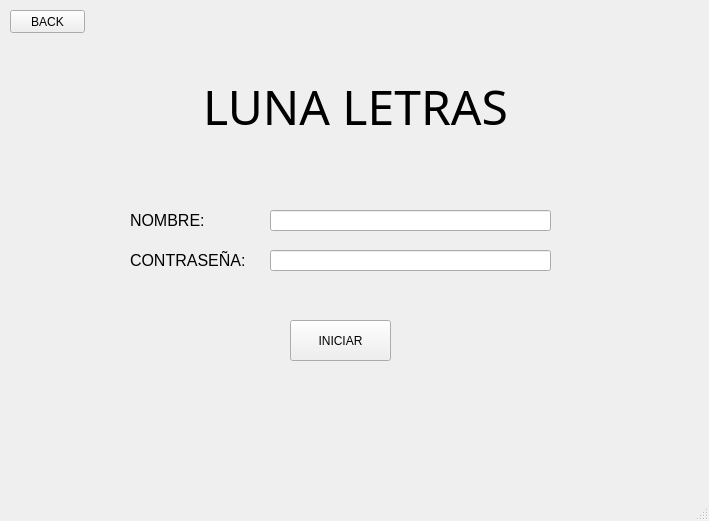
First picture: the form in BIBLIOTECA_PROY/assets/login_admin.ui, repository mixano611/PROYECTO_PRG_POO_PY, before the edit.
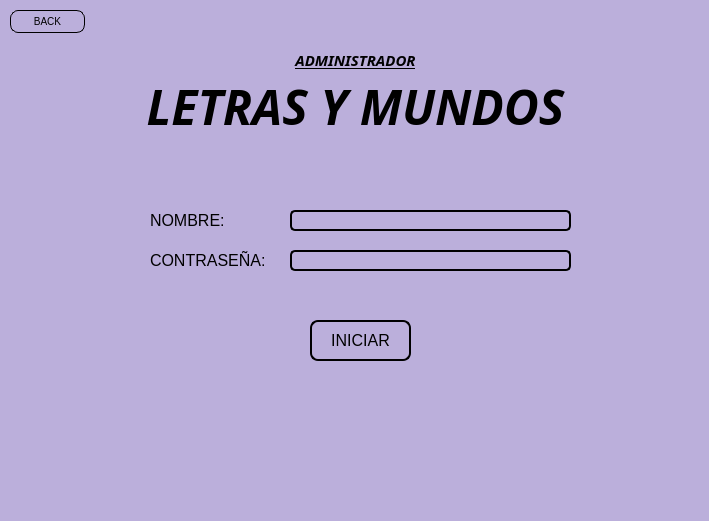
Second picture: the form after the edit.

What changed in the file:
```diff
--- a/BIBLIOTECA_PROY/assets/login_admin.ui
+++ b/BIBLIOTECA_PROY/assets/login_admin.ui
@@ -13,16 +13,35 @@
   <property name="windowTitle">
    <string>MainWindow</string>
   </property>
+  <property name="styleSheet">
+   <string notr="true">background-color: #BBAFDB</string>
+  </property>
   <widget class="QWidget" name="centralwidget">
    <widget class="QPushButton" name="btnIniciar">
     <property name="geometry">
      <rect>
-      <x>290</x>
+      <x>310</x>
       <y>320</y>
       <width>101</width>
       <height>41</height>
      </rect>
     </property>
+    <property name="styleSheet">
+     <string notr="true">QPushButton{
+	border: 2px solid #000000;
+	border-radius: 8px;
+	background-color: #BBAFDB;
+	color: black;
+	font-size: 16px;
+	cursor: pointer;
+  	transition: transform 0.2s ease, background-color 0.2s ease;
+}
+
+QPushButton:hover {
+  	transform: scale(1.1);
+ 	background-color: #8E7CC3;
+}</string>
+    </property>
     <property name="text">
      <string>INICIAR</string>
     </property>
@@ -38,14 +57,15 @@
     </property>
     <property name="font">
      <font>
-      <family>Gill Sans Ultra Bold Condensed</family>
+      <family>Segoe UI Black</family>
       <pointsize>36</pointsize>
-      <weight>50</weight>
-      <bold>false</bold>
+      <weight>75</weight>
+      <italic>true</italic>
+      <bold>true</bold>
      </font>
     </property>
     <property name="text">
-     <string>LUNA LETRAS</string>
+     <string>LETRAS Y MUNDOS</string>
     </property>
     <property name="alignment">
      <set>Qt::AlignCenter</set>
@@ -54,17 +74,34 @@
    <widget class="QLineEdit" name="txtNombre">
     <property name="geometry">
      <rect>
-      <x>270</x>
+      <x>290</x>
       <y>210</y>
       <width>281</width>
       <height>21</height>
      </rect>
     </property>
+    <property name="styleSheet">
+     <string notr="true">QLineEdit{
+	border: 2px solid #000000;
+	border-radius: 5px;
+	background-color: #BBAFDB;
+	color: black;
+	font-size: 10px;
+	cursor: pointer;
+  	transition: transform 0.2s ease, background-color 0.2s ease;
+}
+
+QLineEdit:hover {
+  	transform: scale(1.1);
+ 	background-color: #8E7CC3;
+	transform: translateY(-2px);
+}</string>
+    </property>
    </widget>
    <widget class="QLabel" name="label_2">
     <property name="geometry">
      <rect>
-      <x>130</x>
+      <x>150</x>
       <y>210</y>
       <width>131</width>
       <height>21</height>
@@ -82,12 +119,29 @@
    <widget class="QLineEdit" name="txtContrasena">
     <property name="geometry">
      <rect>
-      <x>270</x>
+      <x>290</x>
       <y>250</y>
       <width>281</width>
       <height>21</height>
      </rect>
     </property>
+    <property name="styleSheet">
+     <string notr="true">QLineEdit{
+	border: 2px solid #000000;
+	border-radius: 5px;
+	background-color: #BBAFDB;
+	color: black;
+	font-size: 10px;
+	cursor: pointer;
+  	transition: transform 0.2s ease, background-color 0.2s ease;
+}
+
+QLineEdit:hover {
+  	transform: scale(1.1);
+ 	background-color: #8E7CC3;
+	transform: translateY(-2px);
+}</string>
+    </property>
     <property name="text">
      <string/>
     </property>
@@ -95,7 +149,7 @@
    <widget class="QLabel" name="label_3">
     <property name="geometry">
      <rect>
-      <x>130</x>
+      <x>150</x>
       <y>250</y>
       <width>131</width>
       <height>21</height>
@@ -119,10 +173,53 @@
       <height>23</height>
      </rect>
     </property>
+    <property name="styleSheet">
+     <string notr="true">QPushButton{
+	border: 1px solid #000000;
+	border-radius: 8px;
+	background-color: #BBAFDB;
+	color: black;
+	font-size: 10px;
+	cursor: pointer;
+  	transition: transform 0.2s ease, background-color 0.2s ease;
+}
+
+QPushButton:hover {
+  	transform: scale(1.1);
+ 	background-color: #8E7CC3;
+	transform: translateY(-2px);
+}</string>
+    </property>
     <property name="text">
      <string>BACK</string>
     </property>
    </widget>
+   <widget class="QLabel" name="label_4">
+    <property name="geometry">
+     <rect>
+      <x>280</x>
+      <y>50</y>
+      <width>151</width>
+      <height>20</height>
+     </rect>
+    </property>
+    <property name="font">
+     <font>
+      <family>Segoe UI Black</family>
+      <pointsize>11</pointsize>
+      <weight>75</weight>
+      <italic>true</italic>
+      <bold>true</bold>
+      <underline>true</underline>
+     </font>
+    </property>
+    <property name="text">
+     <string>ADMINISTRADOR</string>
+    </property>
+    <property name="alignment">
+     <set>Qt::AlignCenter</set>
+    </property>
+   </widget>
   </widget>
   <widget class="QMenuBar" name="menubar">
    <property name="geometry">
```
Left out of the diff: 2 changed lines with no effect on the pictures.
